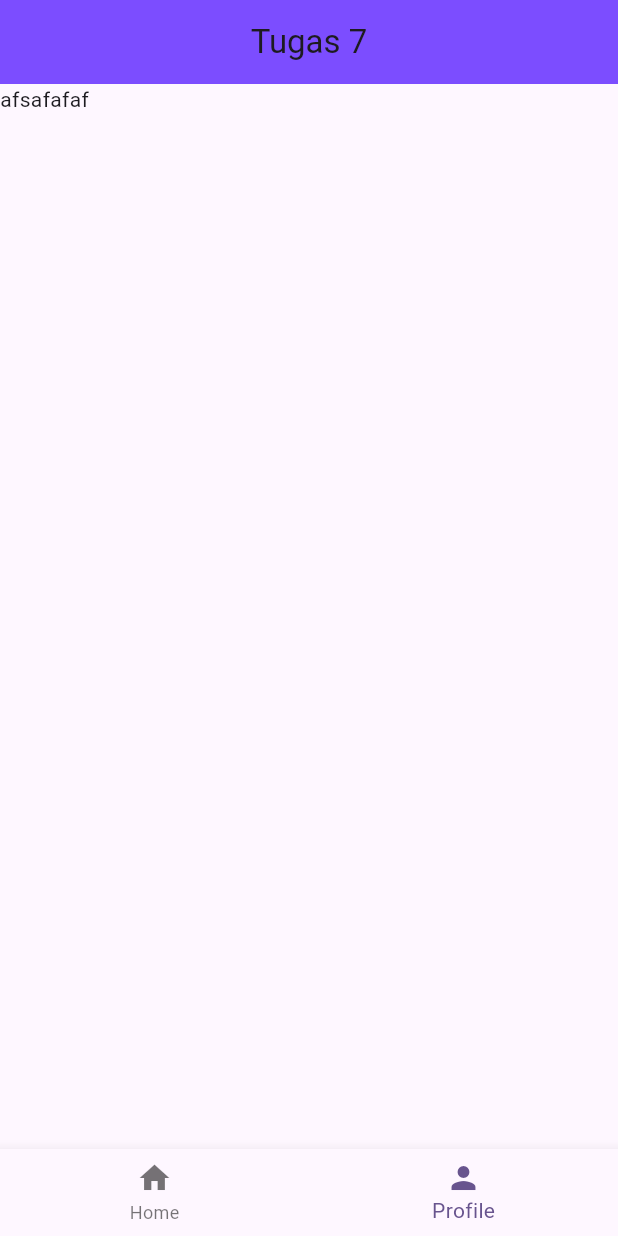
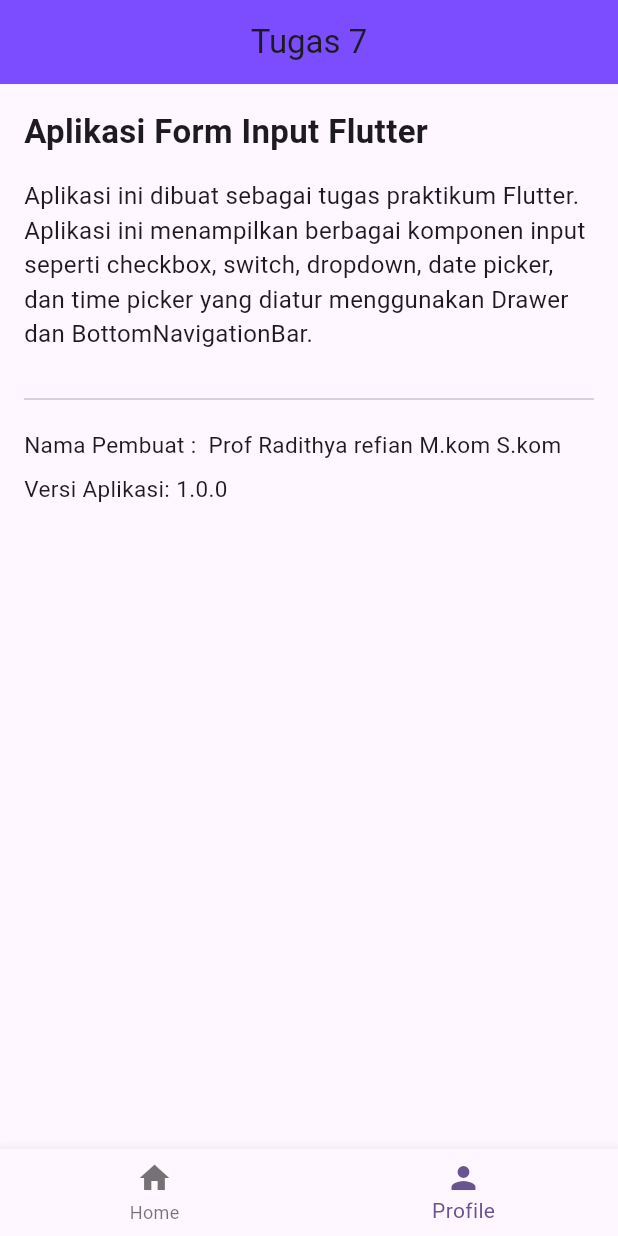
Before and after one commit to radithyarefian/flutter_ppkd, a Flutter app: the screen it shows after launch, item 2 of the bottom bar chosen, on a phone screen of 412 x 824 dp. Run offline on Flutter 3.47's test engine with Material 3 defaults, Android fonts, the phone set to English and light mode, and no system bars.

Commit message:
update "halaman profile"

```diff
--- a/lib/tugas/tugas7/profile.dart
+++ b/lib/tugas/tugas7/profile.dart
@@ -1,20 +1,50 @@
 import 'package:flutter/material.dart';
 
-class HalamanProfile extends StatefulWidget {
+class HalamanProfile extends StatelessWidget {
   const HalamanProfile({super.key});
 
   @override
-  State<HalamanProfile> createState() => _HalamanProfileState();
-}
-
-class _HalamanProfileState extends State<HalamanProfile> {
-  @override
   Widget build(BuildContext context) {
     return Scaffold(
-      body: Column(
-        children: [
-          Text("afsafafaf")
-        ],
+      body: Padding(
+        padding: const EdgeInsets.all(16),
+        child: Column(
+          crossAxisAlignment: CrossAxisAlignment.start,
+          children: const [
+            Text(
+              'Aplikasi Form Input Flutter',
+              style: TextStyle(
+                fontSize: 22,
+                fontWeight: FontWeight.bold,
+              ),
+            ),
+
+            SizedBox(height: 16),
+
+            Text(
+              'Aplikasi ini dibuat sebagai tugas praktikum Flutter. '
+              'Aplikasi ini menampilkan berbagai komponen input seperti '
+              'checkbox, switch, dropdown, date picker, dan time picker '
+              'yang diatur menggunakan Drawer dan BottomNavigationBar.',
+              style: TextStyle(fontSize: 16),
+            ),
+
+            SizedBox(height: 24),
+            Divider(),
+            SizedBox(height: 12),
+
+            Text(
+              'Nama Pembuat :  Prof Radithya refian M.kom S.kom',
+              style: TextStyle(fontSize: 15),
+            ),
+            SizedBox(height: 8),
+
+            Text(
+              'Versi Aplikasi: 1.0.0',
+              style: TextStyle(fontSize: 15),
+            ),
+          ],
+        ),
       ),
     );
   }
```
